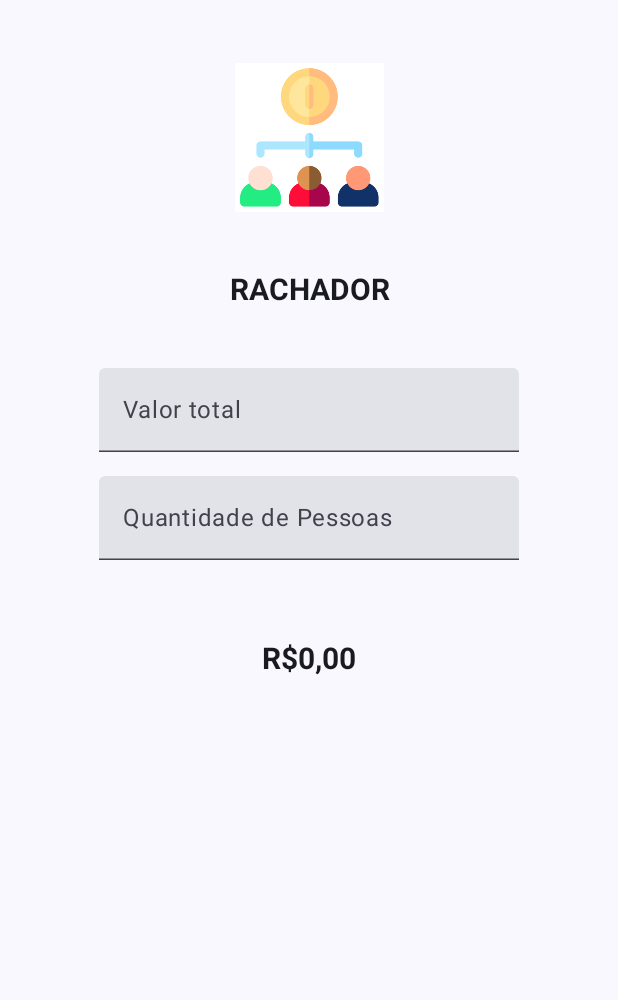
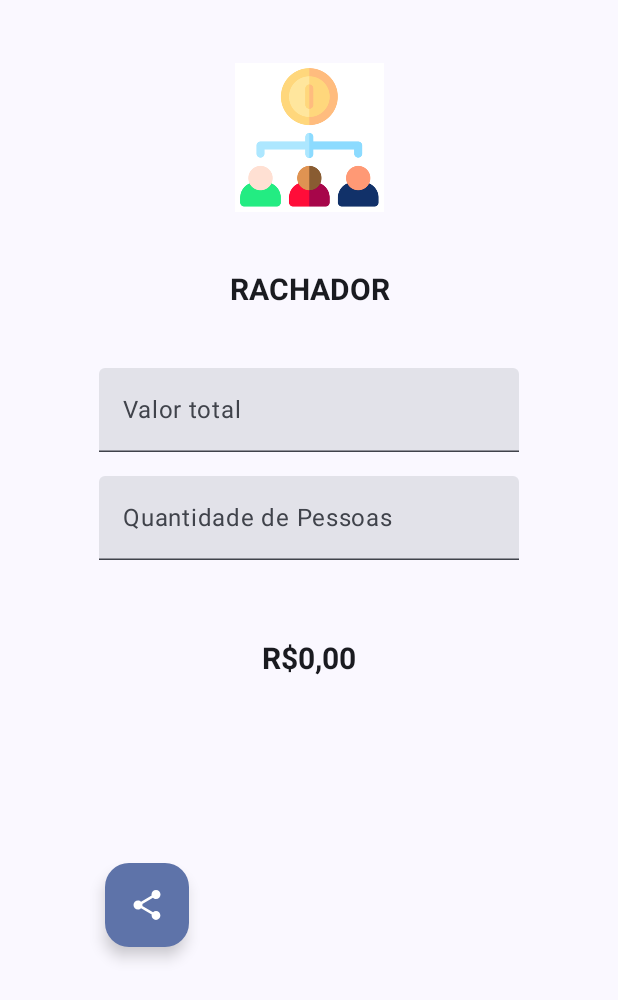
Before and after one commit to Dan1exe/Vamos-Rachar---Em-Compose, an Android app built with Jetpack Compose: the screen it shows after launch (MainActivity), on a phone screen of 412 x 824 dp. Shown: the top 1000 px of the screen. Run offline under Robolectric (Android 15) with nearby library versions, the phone set to English and light mode, and no system bars.

Commit message:
Adição do código que faz a divisão e botão de compartilhamento

```diff
--- a/app/src/main/java/com/example/vamosracharcompose/MainActivity.kt
+++ b/app/src/main/java/com/example/vamosracharcompose/MainActivity.kt
@@ -1,5 +1,6 @@
 package com.example.vamosracharcompose
 
+import android.content.Intent
 import android.os.Bundle
 import androidx.activity.ComponentActivity
 import androidx.activity.compose.setContent
@@ -15,6 +16,12 @@ import androidx.compose.foundation.layout.padding
 import androidx.compose.foundation.layout.size
 import androidx.compose.foundation.layout.width
 import androidx.compose.foundation.layout.wrapContentHeight
+import androidx.compose.foundation.text.KeyboardActions
+import androidx.compose.foundation.text.KeyboardOptions
+import androidx.compose.material.icons.Icons
+import androidx.compose.material.icons.filled.Share
+import androidx.compose.material3.FloatingActionButton
+import androidx.compose.material3.Icon
 import androidx.compose.material3.MaterialTheme
 import androidx.compose.material3.Surface
 import androidx.compose.material3.Text
@@ -26,10 +33,14 @@ import androidx.compose.runtime.remember
 import androidx.compose.runtime.setValue
 import androidx.compose.ui.Alignment
 import androidx.compose.ui.Modifier
+import androidx.compose.ui.focus.FocusDirection
 import androidx.compose.ui.layout.ContentScale
+import androidx.compose.ui.platform.LocalContext
+import androidx.compose.ui.platform.LocalFocusManager
 import androidx.compose.ui.res.painterResource
 import androidx.compose.ui.text.TextStyle
 import androidx.compose.ui.text.font.FontWeight
+import androidx.compose.ui.text.input.ImeAction
 import androidx.compose.ui.text.style.TextAlign
 import androidx.compose.ui.tooling.preview.Preview
 import androidx.compose.ui.unit.dp
@@ -56,10 +67,12 @@ class MainActivity : ComponentActivity() {
 
 
 @Composable
-fun Rachador (){
-    var text by remember { mutableStateOf("")}
-    var text2 by remember { mutableStateOf("")}
-    var Result = {text.toInt()/text2.toInt()}
+fun Rachador () {
+    var text by remember { mutableStateOf("") }
+    var text2 by remember { mutableStateOf("") }
+    var result by remember { mutableStateOf("R$0,00") }
+    val focusManager = LocalFocusManager.current
+    val context = LocalContext.current
 
     Column(
         modifier = Modifier
@@ -81,7 +94,8 @@ fun Rachador (){
 
         Spacer(modifier = Modifier.height(16.dp))
 
-        Text(text = "RACHADOR",
+        Text(
+            text = "RACHADOR",
             style = MaterialTheme.typography.headlineLarge.copy(
                 fontSize = 20.sp,
                 fontWeight = FontWeight.Bold
@@ -98,31 +112,56 @@ fun Rachador (){
 
         TextField(
             value = text,
-            onValueChange = {newText -> text = newText},
-            label = { Text(text = "Valor total")},
+            onValueChange = {
+                text = it
+                calculateResult(text, text2)?.let { res ->
+                    result = "R$${"%.2f".format(res)}"
+                } ?: run {
+                    result = "Erro"
+                }
+            },
+            label = { Text("Valor total") },
+            keyboardOptions = KeyboardOptions.Default.copy(imeAction = ImeAction.Next),
+            keyboardActions = KeyboardActions(
+                onNext = {
+                    focusManager.moveFocus(FocusDirection.Down)
 
-
+                }
+            )
         )
 
         Spacer(modifier = Modifier.height(16.dp))
 
         TextField(
             value = text2,
-            onValueChange = {newText -> text2 = newText},
-            label = { Text(text = "Quantidade de Pessoas")},
+            onValueChange = {
+                text2 = it
+                calculateResult(text, text2)?.let { res ->
+                    result = "R$${"%.2f".format(res)}"
+                } ?: run {
+                    result = "Erro"
+                }
 
-
+            },
+            label = { Text("Quantidade de Pessoas") },
+            keyboardOptions = KeyboardOptions.Default.copy(imeAction = ImeAction.Done),
+            keyboardActions = KeyboardActions(
+                onDone = {
+                    focusManager.clearFocus()
+                }
             )
+        )
 
         Spacer(modifier = Modifier.height(30.dp))
 
-        Text(text = "R$0,00",
+        Text(
+            text = result,
             style = MaterialTheme.typography.headlineLarge.copy(
                 fontSize = 20.sp,
                 fontWeight = FontWeight.Bold,
 
 
-            ),
+                ),
             modifier = Modifier
                 .fillMaxWidth()
                 .wrapContentHeight()
@@ -130,10 +169,40 @@ fun Rachador (){
             textAlign = TextAlign.Center
 
         )
+        Spacer(modifier = Modifier.height(30.dp))
 
+        FloatingActionButton(
+            onClick = { shareResult(context, result) },
+            modifier = Modifier
+                .align(Alignment.Start)
+                .padding(70.dp)
+
+        ) {
+            Icon(Icons.Filled.Share, contentDescription = "Compartilhar resultado")
+
+        }
     }
+}
 
-}
+        fun calculateResult(text: String, text2: String): Double? {
+            val n1 = text.toDoubleOrNull()
+            val n2 = text2.toDoubleOrNull()
+            return if (n1 != null && n2 != null && n2 != 0.0) {
+                n1 / n2
+            } else {
+                null
+            }
+        }
+
+        fun shareResult(context: android.content.Context, result: String) {
+            val shareIntent = Intent().apply {
+                action = Intent.ACTION_SEND
+                putExtra(Intent.EXTRA_TEXT, "Cada um deve pagar: $result")
+                type = "text/plain"
+            }
+            context.startActivity(Intent.createChooser(shareIntent, null))
+        }
+
 
 @Preview(showBackground = true)
 
```
